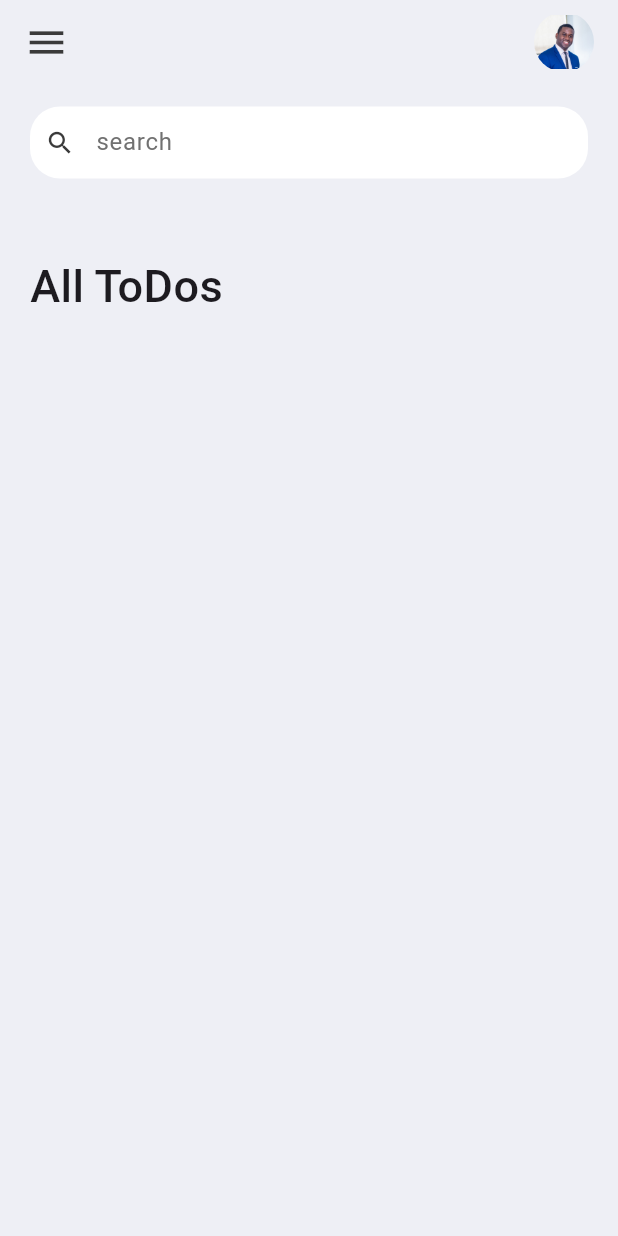
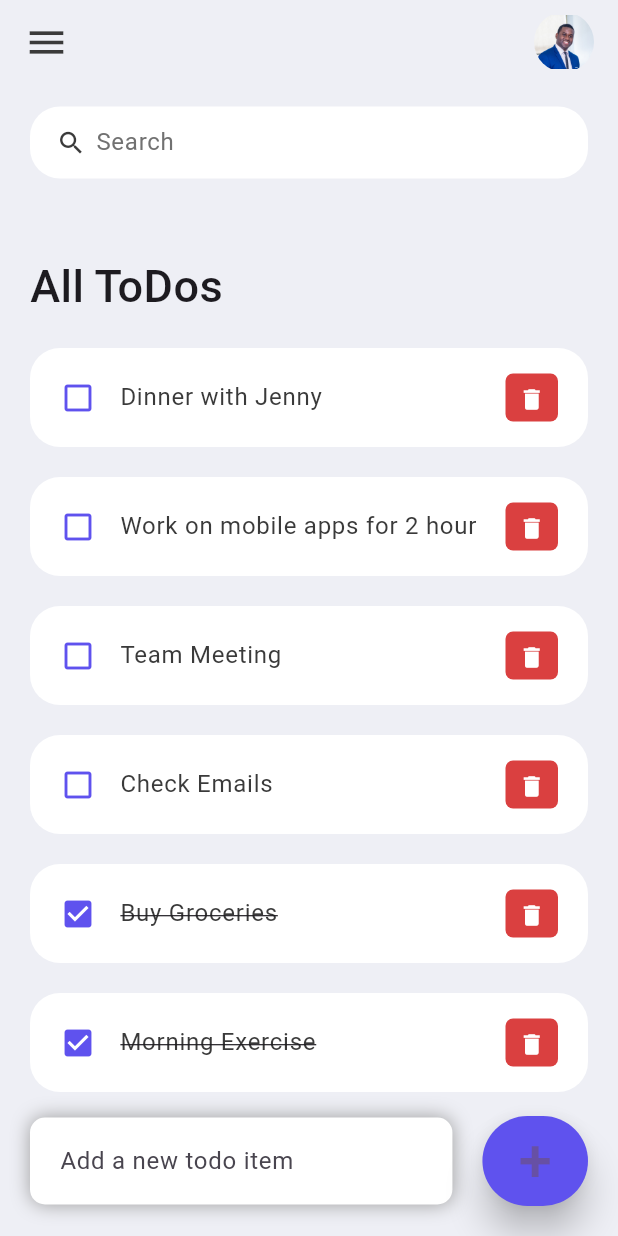
Before and after one commit to petrodesignr/flutter_app, a Flutter app: the screen it shows after launch, on a phone screen of 412 x 824 dp. Run offline on Flutter 3.47's test engine with Material 3 defaults, Android fonts, the phone set to English and light mode, and no system bars.

Commit message:
working commit

```diff
--- a/lib/main.dart
+++ b/lib/main.dart
@@ -1,16 +1,19 @@
 import 'package:flutter/material.dart';
-import 'package:todo/screens/home.dart';
+import 'package:flutter/services.dart';
+import './screens/home.dart';
 
 void main() {
   runApp(const MyApp());
 }
 
 class MyApp extends StatelessWidget {
-  const MyApp({super.key});
+  const MyApp({Key? key}) : super(key: key);
 
   // This widget is the root of your application.
   @override
   Widget build(BuildContext context) {
+    SystemChrome.setSystemUIOverlayStyle(
+        SystemUiOverlayStyle(statusBarColor: Colors.transparent));
     return MaterialApp(
       debugShowCheckedModeBanner: false,
       title: 'ToDo App',
--- /dev/null
+++ b/lib/model/todo.dart
@@ -0,0 +1,22 @@
+class ToDo {
+  String? id;
+  String? todoText;
+  bool isDone;
+
+  ToDo({
+    required this.id,
+    required this.todoText,
+    this.isDone = false,
+  });
+
+  static List<ToDo> todoList() {
+    return [
+      ToDo(id: '01', todoText: 'Morning Exercise', isDone: true ),
+      ToDo(id: '02', todoText: 'Buy Groceries', isDone: true ),
+      ToDo(id: '03', todoText: 'Check Emails', ),
+      ToDo(id: '04', todoText: 'Team Meeting', ),
+      ToDo(id: '05', todoText: 'Work on mobile apps for 2 hour', ),
+      ToDo(id: '06', todoText: 'Dinner with Jenny', ),
+    ];
+  }
+}
--- a/lib/screens/home.dart
+++ b/lib/screens/home.dart
@@ -1,18 +1,36 @@
+
 import 'package:flutter/material.dart';
-import 'package:todo/constants/colors.dart';
 
+import '../model/todo.dart';
+import '../constants/colors.dart';
+import '../widgets/todo_item.dart';
 
+class Home extends StatefulWidget {
+  Home({Key? key}) : super(key: key);
 
-class Home extends StatelessWidget {
-  const Home({Key? key}) : super(key: key);
+  @override
+  State<Home> createState() => _HomeState();
+}
 
+class _HomeState extends State<Home> {
+  final todosList = ToDo.todoList();
+  List<ToDo> _foundToDo = [];
+  final _todoController = TextEditingController();
+
+  @override
+  void initState() {
+    _foundToDo = todosList;
+    super.initState();
+  }
 
   @override
   Widget build(BuildContext context) {
     return Scaffold(
       backgroundColor: tdBGColor,
-      appBar: buildAppBar(),
-      body: Container(
+      appBar: _buildAppBar(),
+      body: Stack(
+        children: [
+          Container(
             padding: EdgeInsets.symmetric(
               horizontal: 20,
               vertical: 15,
@@ -36,23 +54,129 @@ class Home extends StatelessWidget {
                           ),
                         ),
                       ),
+                      for (ToDo todoo in _foundToDo.reversed)
+                        ToDoItem(
+                          todo: todoo,
+                          onToDoChanged: _handleToDoChange,
+                          onDeleteItem: _deleteToDoItem,
+                        ),
                     ],
                   ),
                 )
               ],
             ),
           ),
+          Align(
+            alignment: Alignment.bottomCenter,
+            child: Row(children: [
+              Expanded(
+                child: Container(
+                  margin: EdgeInsets.only(
+                    bottom: 20,
+                    right: 20,
+                    left: 20,
+                  ),
+                  padding: EdgeInsets.symmetric(
+                    horizontal: 20,
+                    vertical: 5,
+                  ),
+                  decoration: BoxDecoration(
+                    color: Colors.white,
+                    boxShadow: const [
+                      BoxShadow(
+                        color: Colors.grey,
+                        offset: Offset(0.0, 0.0),
+                        blurRadius: 10.0,
+                        spreadRadius: 0.0,
+                      ),
+                    ],
+                    borderRadius: BorderRadius.circular(10),
+                  ),
+                  child: TextField(
+                    controller: _todoController,
+                    decoration: InputDecoration(
+                        hintText: 'Add a new todo item',
+                        border: InputBorder.none),
+                  ),
+                ),
+              ),
+              Container(
+                margin: EdgeInsets.only(
+                  bottom: 20,
+                  right: 20,
+                ),
+                child: ElevatedButton(
+                  child: Text(
+                    '+',
+                    style: TextStyle(
+                      fontSize: 40,
+                    ),
+                  ),
+                  onPressed: () {
+                    _addToDoItem(_todoController.text);
+                  },
+                  style: ElevatedButton.styleFrom(
+                    backgroundColor: tdBlue,
+                    minimumSize: Size(60, 60),
+                    elevation: 10,
+                  ),
+                ),
+              ),
+            ]),
+          ),
+        ],
+      ),
     );
+  }
+
+  void _handleToDoChange(ToDo todo) {
+    setState(() {
+      todo.isDone = !todo.isDone;
+    });
+  }
+
+  void _deleteToDoItem(String id) {
+    setState(() {
+      todosList.removeWhere((item) => item.id == id);
+    });
+  }
+
+  void _addToDoItem(String toDo) {
+    setState(() {
+      todosList.add(ToDo(
+        id: DateTime.now().millisecondsSinceEpoch.toString(),
+        todoText: toDo,
+      ));
+    });
+    _todoController.clear();
+  }
+
+  void _runFilter(String enteredKeyword) {
+    List<ToDo> results = [];
+    if (enteredKeyword.isEmpty) {
+      results = todosList;
+    } else {
+      results = todosList
+          .where((item) => item.todoText!
+          .toLowerCase()
+          .contains(enteredKeyword.toLowerCase()))
+          .toList();
+    }
+
+    setState(() {
+      _foundToDo = results;
+    });
   }
 
   Widget searchBox() {
     return Container(
-      //padding: EdgeInsets.symmetric(vertical: 15),
+      padding: EdgeInsets.symmetric(horizontal: 15),
       decoration: BoxDecoration(
         color: Colors.white,
         borderRadius: BorderRadius.circular(20),
       ),
       child: TextField(
+        onChanged: (value) => _runFilter(value),
         decoration: InputDecoration(
           contentPadding: EdgeInsets.all(0),
           prefixIcon: Icon(
@@ -60,28 +184,25 @@ class Home extends StatelessWidget {
             color: tdBlack,
             size: 20,
           ),
-          prefixIconConstraints:
-          BoxConstraints(
+          prefixIconConstraints: BoxConstraints(
             maxHeight: 20,
-            minHeight: 20,
-            minWidth: 40,
+            minWidth: 25,
           ),
           border: InputBorder.none,
-          hintText: 'search',
+          hintText: 'Search',
           hintStyle: TextStyle(color: tdGrey),
         ),
       ),
     );
   }
 
-  AppBar buildAppBar() {
+  AppBar _buildAppBar() {
     return AppBar(
       backgroundColor: tdBGColor,
       elevation: 0,
-      title: Row(
-        mainAxisAlignment: MainAxisAlignment.spaceBetween,
-        children: [
-          Icon(Icons.menu,
+      title: Row(mainAxisAlignment: MainAxisAlignment.spaceBetween, children: [
+        Icon(
+          Icons.menu,
           color: tdBlack,
           size: 30,
         ),
@@ -92,9 +213,8 @@ class Home extends StatelessWidget {
             borderRadius: BorderRadius.circular(20),
             child: Image.asset('assets/DSC_9695.jpg'),
           ),
-          )
-        ],
         ),
+      ]),
     );
   }
 }
--- a/lib/widgets/todo_item.dart
+++ b/lib/widgets/todo_item.dart
@@ -9,9 +9,9 @@ class ToDoItem extends StatelessWidget {
 
   const ToDoItem(
       {Key? key,
-      required this.todo,
-      required this.onToDoChanged,
-      required this.onDeleteItem,})
+        required this.todo,
+        required this.onToDoChanged,
+        required this.onDeleteItem,})
       : super(key: key);
 
   @override
```
Lines whose indentation alone changed are shown as unchanged.
